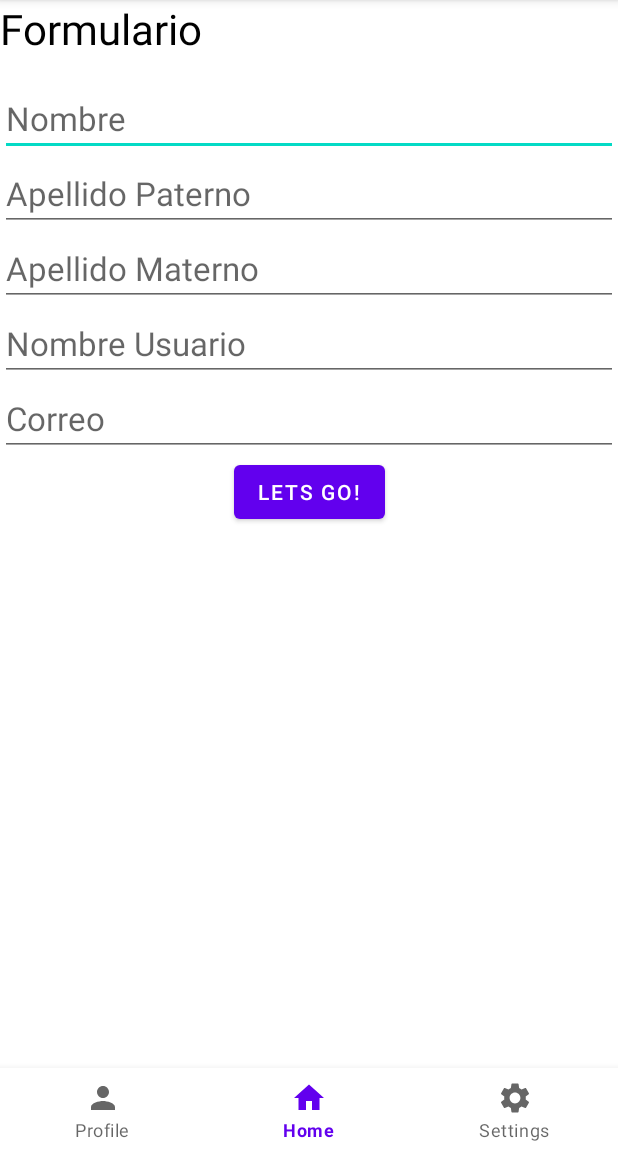
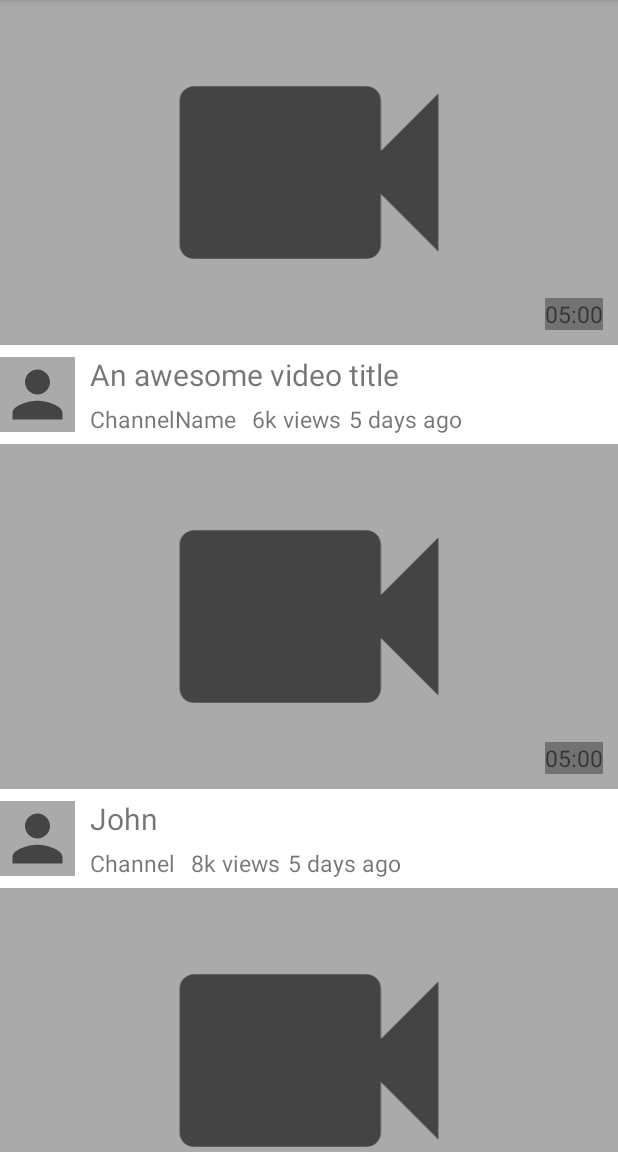
Before and after one commit to ChristianFuentesSerrano/Navigation, an Android app: the screen it shows after launch (MainActivity), on a phone screen of 412 x 824 dp, the part 84-1236 px from its top. Run offline under Robolectric (Android 15) with nearby library versions, the phone set to English and light mode, and no system bars; our stand-ins replace navigation-ui.

Commit message:
Recylcer view

```diff
--- a/app/src/main/java/com/example/navigation/MainActivity.kt
+++ b/app/src/main/java/com/example/navigation/MainActivity.kt
@@ -9,6 +9,7 @@ import androidx.navigation.ui.setupWithNavController
 import com.example.navigation.databinding.ActivityMainBinding
 import com.google.android.material.bottomnavigation.BottomNavigationItemView
 import com.google.android.material.bottomnavigation.BottomNavigationView
+import org.json.JSONObject
 
 class MainActivity : AppCompatActivity() {
     private lateinit var binding:ActivityMainBinding
@@ -18,9 +19,21 @@ class MainActivity : AppCompatActivity() {
         val view = binding.root
         setContentView(view)
 
+        /*
         val navView: BottomNavigationView = findViewById(R.id.bottomNavigationView)
         val navHostFragment = supportFragmentManager.findFragmentById(R.id.mainNavHost) as NavHostFragment
         val navController = navHostFragment.navController
         navView.setupWithNavController(navController)
+        */
+
+        val fakeVideoData: Array<JSONObject> = arrayOf(
+            JSONObject("{\"title\": \"An awesome video title\", \"channel\": \"ChannelName\", \"views\": \"6k views\", \"datePosted\": \"5 days ago\", \"duration\": \"05:00\"}"),
+            JSONObject("{\"title\": \"John\", \"channel\": \"Channel\", \"views\": \"8k views\", \"datePosted\": \"5 days ago\", \"duration\": \"05:00\"}"),
+            JSONObject("{\"title\": \"John\", \"channel\": \"Channel\", \"views\": \"10k views\", \"datePosted\": \"5 days ago\", \"duration\": \"05:25\"}"),
+            JSONObject("{\"title\": \"John\", \"channel\": \"Channel\", \"views\": \"150k views\", \"datePosted\": \"A month ago\", \"duration\": \"05:02\"}"),
+            JSONObject("{\"title\": \"John\", \"channel\": \"Channel\", \"views\": \"254k views\", \"datePosted\": \"2 years ago\", \"duration\": \"05:00\"}")
+        )
+
+        binding.rvVideoEntries.adapter = MainAdapter(fakeVideoData)
     }
 }
--- /dev/null
+++ b/app/src/main/java/com/example/navigation/MainAdapter.kt
@@ -0,0 +1,32 @@
+package com.example.navigation
+
+import android.view.LayoutInflater
+import android.view.ViewGroup
+import androidx.recyclerview.widget.RecyclerView
+import com.example.navigation.databinding.ItemVideoBinding
+import org.json.JSONObject
+
+class MainAdapter(private val videos: Array<JSONObject>): RecyclerView.Adapter<MainAdapter.MainHolder>() {
+    override fun onCreateViewHolder(parent: ViewGroup, viewType: Int): MainAdapter.MainHolder {
+        val binding = ItemVideoBinding.inflate(LayoutInflater.from(parent.context), parent, false)
+        return MainHolder(binding)
+    }
+
+    override fun onBindViewHolder(holder: MainAdapter.MainHolder, position: Int) {
+        holder.render(videos[position])
+    }
+
+    override fun getItemCount(): Int = videos.size
+
+    class MainHolder(val binding: ItemVideoBinding): RecyclerView.ViewHolder(binding.root){
+        fun render(video: JSONObject){
+            binding.tvVideoTitle.setText(video.getString("title"))
+            binding.tvChannelName.setText(video.getString("channel"))
+            binding.tvVideoViews.setText(video.getString("views"))
+            binding.tvDatePosted.setText(video.getString("datePosted"))
+            binding.tvVideoDuration.setText(video.getString("duration"))
+            binding.ivVideoThumbnail.setImageResource(R.drawable.video_placeholder)
+            binding.ivAvatar.setImageResource(R.drawable.avatar_placeholder)
+        }
+    }
+}
--- /dev/null
+++ b/app/src/main/res/drawable/avatar_placeholder.xml
@@ -0,0 +1,10 @@
+<vector xmlns:android="http://schemas.android.com/apk/res/android"
+    android:width="24dp"
+    android:height="24dp"
+    android:viewportWidth="24"
+    android:viewportHeight="24"
+    android:tint="?attr/colorControlNormal">
+  <path
+      android:fillColor="@android:color/white"
+      android:pathData="M12,12c2.21,0 4,-1.79 4,-4s-1.79,-4 -4,-4 -4,1.79 -4,4 1.79,4 4,4zM12,14c-2.67,0 -8,1.34 -8,4v2h16v-2c0,-2.66 -5.33,-4 -8,-4z"/>
+</vector>
--- /dev/null
+++ b/app/src/main/res/drawable/video_placeholder.xml
@@ -0,0 +1,10 @@
+<vector xmlns:android="http://schemas.android.com/apk/res/android"
+    android:width="24dp"
+    android:height="24dp"
+    android:viewportWidth="24"
+    android:viewportHeight="24"
+    android:tint="?attr/colorControlNormal">
+  <path
+      android:fillColor="@android:color/white"
+      android:pathData="M17,10.5V7c0,-0.55 -0.45,-1 -1,-1H4c-0.55,0 -1,0.45 -1,1v10c0,0.55 0.45,1 1,1h12c0.55,0 1,-0.45 1,-1v-3.5l4,4v-11l-4,4z"/>
+</vector>
--- a/app/src/main/res/layout/activity_main.xml
+++ b/app/src/main/res/layout/activity_main.xml
@@ -6,6 +6,7 @@
     android:layout_height="match_parent"
     tools:context=".MainActivity">
 
+    <!--
     <androidx.fragment.app.FragmentContainerView
         android:id="@+id/mainNavHost"
         android:name="androidx.navigation.fragment.NavHostFragment"
@@ -29,5 +30,20 @@
         app:layout_constraintBottom_toBottomOf="parent"
         app:menu="@menu/bottom_nav_menu"
         />
+      -->
+    <!-- TODO: Update blank fragment layout -->
+    <androidx.recyclerview.widget.RecyclerView
+        android:id="@+id/rvVideoEntries"
+        android:layout_width="match_parent"
+        android:layout_height="0dp"
+        app:layoutManager="androidx.recyclerview.widget.LinearLayoutManager"
+        tools:listitem="@layout/item_video"
+        app:layout_constraintLeft_toLeftOf="parent"
+        app:layout_constraintLeft_toRightOf="parent"
+        app:layout_constraintTop_toTopOf="parent"
+        app:layout_constraintBottom_toBottomOf="parent"
+        />
+
+
 
 </androidx.constraintlayout.widget.ConstraintLayout>
--- a/app/src/main/res/layout/fragment_profile.xml
+++ b/app/src/main/res/layout/fragment_profile.xml
@@ -1,14 +1,25 @@
 <?xml version="1.0" encoding="utf-8"?>
-<FrameLayout xmlns:android="http://schemas.android.com/apk/res/android"
+<androidx.constraintlayout.widget.ConstraintLayout xmlns:android="http://schemas.android.com/apk/res/android"
+    xmlns:app="http://schemas.android.com/apk/res-auto"
     xmlns:tools="http://schemas.android.com/tools"
+    android:id="@+id/frameLayout3"
     android:layout_width="match_parent"
     android:layout_height="match_parent"
     tools:context=".ProfileFragment">
 
     <!-- TODO: Update blank fragment layout -->
-    <TextView
+    <androidx.recyclerview.widget.RecyclerView
+        android:id="@+id/rvVideoEntries"
         android:layout_width="match_parent"
-        android:layout_height="match_parent"
-        android:text="ProfileFragment" />
+        android:layout_height="0dp"
+        app:layoutManager="androidx.recyclerview.widget.LinearLayoutManager"
+        tools:listitem="@layout/item_video"
+        app:layout_constraintLeft_toLeftOf="parent"
+        app:layout_constraintLeft_toRightOf="parent"
+        app:layout_constraintTop_toTopOf="parent"
+        app:layout_constraintBottom_toBottomOf="parent"
+        />
 
-</FrameLayout>
+
+
+</androidx.constraintlayout.widget.ConstraintLayout>
--- /dev/null
+++ b/app/src/main/res/layout/item_video.xml
@@ -0,0 +1,92 @@
+<?xml version="1.0" encoding="utf-8"?>
+<androidx.constraintlayout.widget.ConstraintLayout xmlns:android="http://schemas.android.com/apk/res/android"
+    android:layout_width="match_parent"
+    android:layout_height="wrap_content"
+    xmlns:app="http://schemas.android.com/apk/res-auto">
+
+
+    <ImageView
+        android:id="@+id/ivVideoThumbnail"
+        android:layout_width="match_parent"
+        android:layout_height="230dp"
+        android:background="@color/translicent"
+        app:layout_constraintLeft_toLeftOf="parent"
+        app:layout_constraintRight_toRightOf="parent"
+        app:layout_constraintTop_toTopOf="parent"
+        />
+
+    <TextView
+        android:id="@+id/tvVideoDuration"
+        android:layout_width="wrap_content"
+        android:layout_height="wrap_content"
+        android:text="00:00:00"
+        android:background="@color/translicent"
+        android:textSize="15dp"
+        app:layout_constraintRight_toRightOf="@id/ivVideoThumbnail"
+        app:layout_constraintBottom_toBottomOf="@+id/ivVideoThumbnail"
+        android:layout_margin="10dp"
+        />
+
+    <ImageView
+        android:id="@+id/ivAvatar"
+        android:layout_width="50dp"
+        android:layout_height="50dp"
+        android:background="@color/translicent"
+        app:layout_constraintLeft_toLeftOf="parent"
+        app:layout_constraintTop_toBottomOf="@id/ivVideoThumbnail"
+        app:layout_constraintBottom_toBottomOf="parent"
+        app:layout_constraintRight_toLeftOf="@+id/tvVideoTitle"
+        android:layout_marginVertical="8dp"
+        />
+
+    <TextView
+        android:id="@+id/tvVideoTitle"
+        android:layout_width="0dp"
+        android:layout_height="wrap_content"
+        android:layout_marginHorizontal="10dp"
+        android:maxLines="2"
+        android:text="Example of a video title"
+        android:textSize="20dp"
+        app:layout_constraintBottom_toTopOf="@+id/tvChannelName"
+        app:layout_constraintLeft_toRightOf="@+id/ivAvatar"
+        app:layout_constraintRight_toRightOf="parent"
+        app:layout_constraintTop_toBottomOf="@id/ivVideoThumbnail" />
+
+    <TextView
+        android:id="@+id/tvChannelName"
+        android:layout_width="wrap_content"
+        android:layout_height="wrap_content"
+        android:textSize="15sp"
+        android:text="YouTubeHelp"
+        app:layout_constraintLeft_toLeftOf="@id/tvVideoTitle"
+        app:layout_constraintTop_toBottomOf="@id/tvVideoTitle"
+        app:layout_constraintBottom_toBottomOf="parent"
+        app:layout_constraintRight_toLeftOf="@+id/tvVideoViews"
+        android:layout_marginRight="5dp"
+        />
+
+    <TextView
+        android:id="@+id/tvVideoViews"
+        android:layout_width="wrap_content"
+        android:layout_height="wrap_content"
+        android:text="3.9k views"
+        android:textSize="15sp"
+        app:layout_constraintTop_toBottomOf="@id/tvVideoTitle"
+        app:layout_constraintLeft_toRightOf="@id/tvChannelName"
+        app:layout_constraintRight_toLeftOf="@+id/tvDatePosted"
+        app:layout_constraintBottom_toBottomOf="parent"
+        android:layout_marginHorizontal="5dp"
+        />
+
+    <TextView
+        android:id="@+id/tvDatePosted"
+        android:layout_width="wrap_content"
+        android:layout_height="wrap_content"
+        android:text="5 hours ago"
+        android:textSize="15sp"
+        app:layout_constraintTop_toBottomOf="@id/tvVideoTitle"
+        app:layout_constraintLeft_toRightOf="@id/tvVideoViews"
+        app:layout_constraintBottom_toBottomOf="parent"
+        android:layout_marginHorizontal="5dp"
+        />
+</androidx.constraintlayout.widget.ConstraintLayout>
--- a/app/src/main/res/values/colors.xml
+++ b/app/src/main/res/values/colors.xml
@@ -6,5 +6,6 @@
     <color name="teal_200">#FF03DAC5</color>
     <color name="teal_700">#FF018786</color>
     <color name="black">#FF000000</color>
+    <color name="translicent">#55000000</color>
     <color name="white">#FFFFFFFF</color>
 </resources>
```
